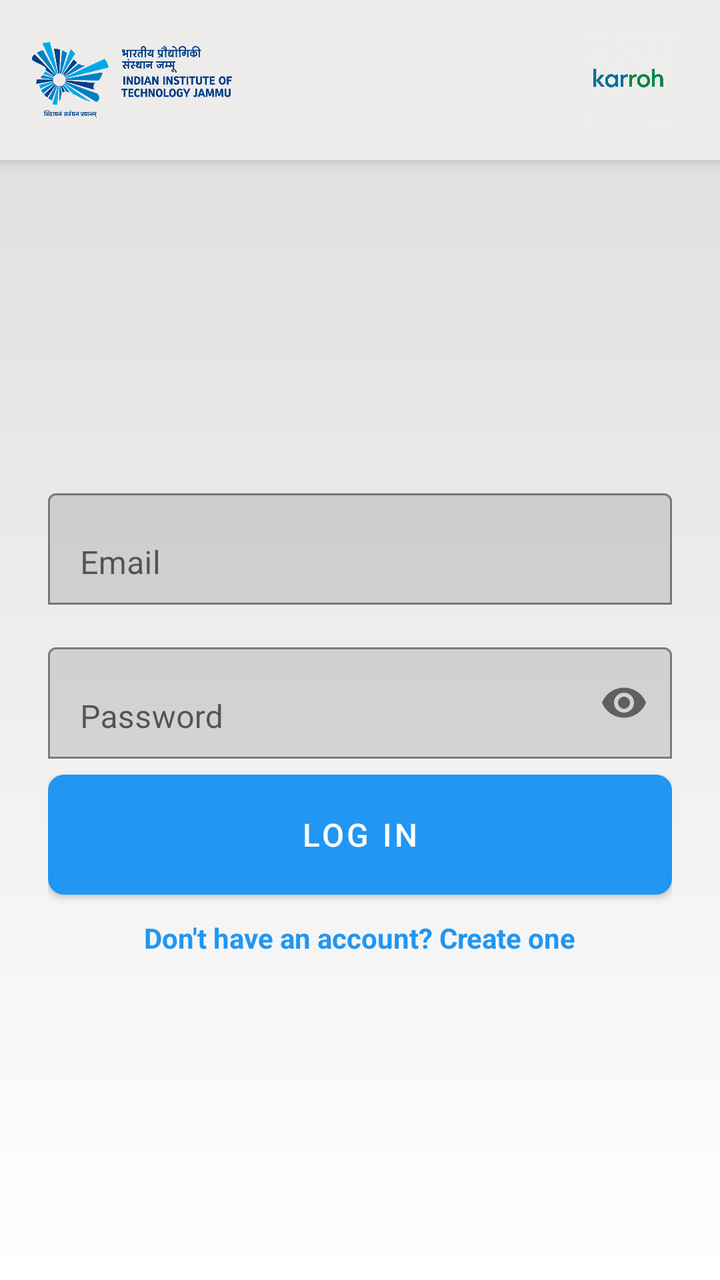
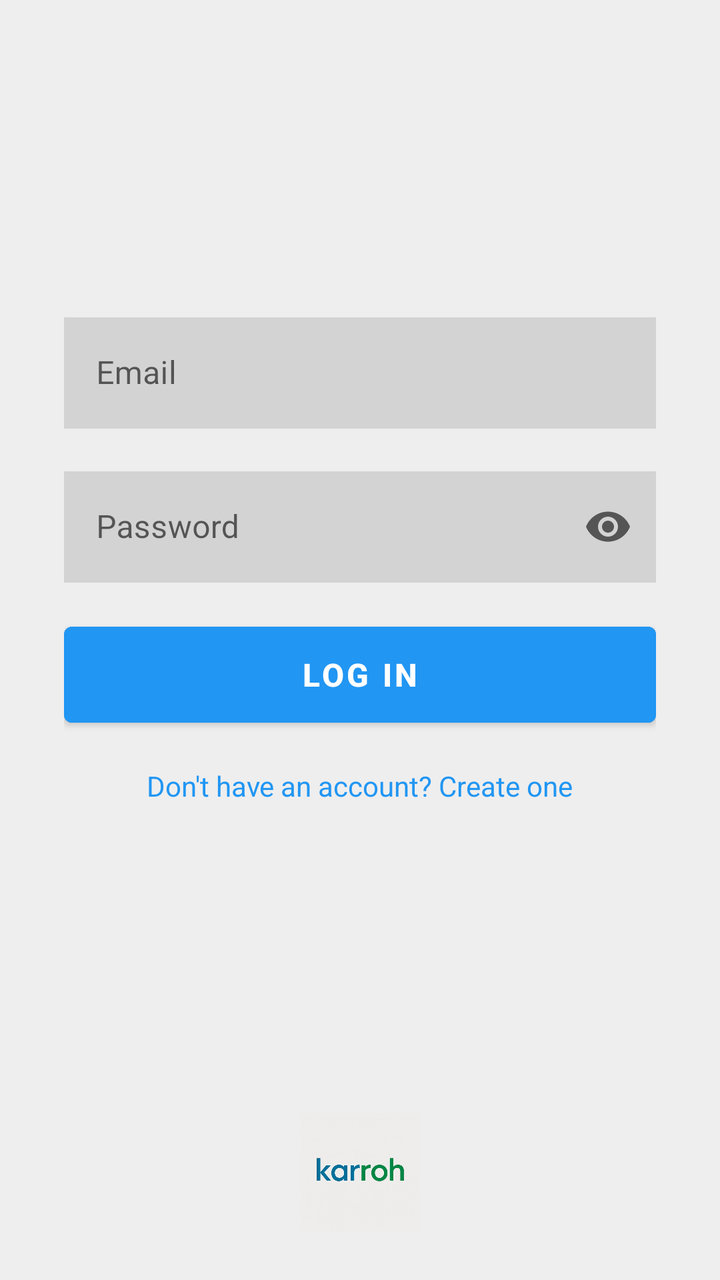

Compare the two renders of this Android layout. The source of the first and the diff that turns it into the second are given below.
<!-- AndroidManifest.xml: application theme Theme.BusTrackerApp -->
<!-- res/layout/activity_login.xml -->
<?xml version="1.0" encoding="utf-8"?>
<LinearLayout xmlns:android="http://schemas.android.com/apk/res/android"
    xmlns:app="http://schemas.android.com/apk/res-auto"
    android:layout_width="match_parent"
    android:layout_height="match_parent"
    android:orientation="vertical"
    android:background="@color/background">

    
    <RelativeLayout
        android:id="@+id/headerLayout"
        android:layout_width="match_parent"
        android:layout_height="80dp"
        android:background="@color/header_bg"
        android:padding="16dp"
        android:elevation="4dp">

        <ImageView
            android:id="@+id/ivIitLogo"
            android:layout_width="100dp"
            android:layout_height="match_parent"
            android:layout_alignParentStart="true"
            android:layout_centerVertical="true"
            android:contentDescription="IIT Jammu Logo"
            android:scaleType="fitCenter"
            android:src="@drawable/iit_jammu_logo" />

        <ImageView
            android:id="@+id/ivWhatsappLogo"
            android:layout_width="60dp"
            android:layout_height="60dp"
            android:layout_alignParentEnd="true"
            android:layout_centerVertical="true"
            android:contentDescription="WhatsApp Logo"
            android:scaleType="fitCenter"
            android:src="@drawable/whatsapp_logo" />

    </RelativeLayout>

    
    <LinearLayout
        android:layout_width="match_parent"
        android:layout_height="match_parent"
        android:orientation="vertical"
        android:gravity="center"
        android:padding="24dp"
        android:background="@drawable/gradient_white_grey">

        
        <com.google.android.material.textfield.TextInputLayout
            android:id="@+id/tilEmail"
            android:layout_width="match_parent"
            android:layout_height="wrap_content"
            android:layout_marginBottom="16dp"
            app:boxBackgroundMode="outline">

            <com.google.android.material.textfield.TextInputEditText
                android:id="@+id/etEmail"
                android:layout_width="match_parent"
                android:layout_height="wrap_content"
                android:hint="@string/email_hint"
                android:inputType="textEmailAddress"
                android:maxLines="1" />
        </com.google.android.material.textfield.TextInputLayout>

        
        <com.google.android.material.textfield.TextInputLayout
            android:id="@+id/tilPassword"
            android:layout_width="match_parent"
            android:layout_height="wrap_content"
            android:layout_marginBottom="8dp"
            app:boxBackgroundMode="outline"
            app:endIconMode="password_toggle">

            <com.google.android.material.textfield.TextInputEditText
                android:id="@+id/etPassword"
                android:layout_width="match_parent"
                android:layout_height="wrap_content"
                android:hint="@string/password_hint"
                android:inputType="textPassword"
                android:maxLines="1" />
        </com.google.android.material.textfield.TextInputLayout>

        
        <TextView
            android:id="@+id/tvError"
            android:layout_width="wrap_content"
            android:layout_height="wrap_content"
            android:textColor="@color/error"
            android:layout_marginBottom="16dp"
            android:visibility="gone" />

        
        <com.google.android.material.button.MaterialButton
            android:id="@+id/btnLogin"
            android:layout_width="match_parent"
            android:layout_height="60dp"
            android:text="@string/login_button"
            android:textSize="16sp"
            android:backgroundTint="@android:color/transparent"
            android:background="@drawable/button_gradient_blue"
            app:cornerRadius="8dp" />

        
        <ProgressBar
            android:id="@+id/progressBar"
            android:layout_width="wrap_content"
            android:layout_height="wrap_content"
            android:layout_marginTop="16dp"
            android:visibility="gone" />

        
        <TextView
            android:id="@+id/tvCreateAccount"
            android:layout_width="wrap_content"
            android:layout_height="wrap_content"
            android:text="@string/create_account_link"
            android:textColor="@color/primary"
            android:textStyle="bold"
            android:layout_marginTop="12dp" />

    </LinearLayout>

</LinearLayout>
<!-- resources referenced by this layout -->
<resources>
  <color name="background">#FFF5F5F5</color>
  <color name="error">#FFF44336</color>
  <color name="header_bg">#eeeceb</color>
  <color name="primary">#FF2196F3</color>
  <!-- drawable button_gradient_blue (drawable) -->
  <?xml version="1.0" encoding="utf-8"?>
  <shape xmlns:android="http://schemas.android.com/apk/res/android">
      <gradient
          android:angle="135"
          android:startColor="#003f87"
          android:endColor="#007fc6"
          android:type="linear" />
      <corners android:radius="8dp" />
  </shape>
  <!-- drawable gradient_white_grey (drawable) -->
  <?xml version="1.0" encoding="utf-8"?>
  <shape xmlns:android="http://schemas.android.com/apk/res/android">
      <gradient
          android:angle="90"
          android:startColor="#FFFFFF"
          android:endColor="#E0E0E0"
          android:type="linear" />
  </shape>
  <!-- drawable iit_jammu_logo: png bitmap (drawable, 64542 bytes) -->
  <!-- drawable whatsapp_logo: jpg bitmap (drawable, 12585 bytes) -->
  <string name="create_account_link">Don\'t have an account? Create one</string>
  <string name="email_hint">Email</string>
  <string name="login_button">LOG IN</string>
  <string name="password_hint">Password</string>
  <style name="Theme.BusTrackerApp" parent="Theme.MaterialComponents.Light.DarkActionBar">
          
          <item name="colorPrimary">@color/primary</item>
          <item name="colorPrimaryVariant">@color/primary_dark</item>
          <item name="colorOnPrimary">@color/white</item>
          
          <item name="colorSecondary">@color/accent</item>
          <item name="colorSecondaryVariant">@color/teal_700</item>
          <item name="colorOnSecondary">@color/black</item>
          
          <item name="android:statusBarColor">@color/primary_dark</item>
          
          
          <item name="android:forceDarkAllowed" tools:targetApi="q">false</item>
      </style>
  <color name="primary_dark">#FF1976D2</color>
  <color name="white">#FFFFFFFF</color>
  <color name="accent">#FF4CAF50</color>
  <color name="teal_700">#FF018786</color>
  <color name="black">#FF000000</color>
</resources>

<!-- the commit's change to res/layout/activity_login.xml (unified diff, before → after) -->
@@ -4,121 +4,95 @@
     android:layout_width="match_parent"
     android:layout_height="match_parent"
     android:orientation="vertical"
-    android:background="@color/background">
+    android:background="#EEEEEE"
+    android:gravity="center_horizontal">
 
-    
-    <RelativeLayout
-        android:id="@+id/headerLayout"
-        android:layout_width="match_parent"
-        android:layout_height="80dp"
-        android:background="@color/header_bg"
-        android:padding="16dp"
-        android:elevation="4dp">
-
-        <ImageView
-            android:id="@+id/ivIitLogo"
-            android:layout_width="100dp"
-            android:layout_height="match_parent"
-            android:layout_alignParentStart="true"
-            android:layout_centerVertical="true"
-            android:contentDescription="IIT Jammu Logo"
-            android:scaleType="fitCenter"
-            android:src="@drawable/iit_jammu_logo" />
-
-        <ImageView
-            android:id="@+id/ivWhatsappLogo"
-            android:layout_width="60dp"
-            android:layout_height="60dp"
-            android:layout_alignParentEnd="true"
-            android:layout_centerVertical="true"
-            android:contentDescription="WhatsApp Logo"
-            android:scaleType="fitCenter"
-            android:src="@drawable/whatsapp_logo" />
-
-    </RelativeLayout>
-
-    
     <LinearLayout
         android:layout_width="match_parent"
-        android:layout_height="match_parent"
+        android:layout_height="0dp"
+        android:layout_weight="1"
         android:orientation="vertical"
         android:gravity="center"
-        android:padding="24dp"
-        android:background="@drawable/gradient_white_grey">
+        android:paddingHorizontal="32dp">
 
-        
         <com.google.android.material.textfield.TextInputLayout
             android:id="@+id/tilEmail"
             android:layout_width="match_parent"
             android:layout_height="wrap_content"
             android:layout_marginBottom="16dp"
-            app:boxBackgroundMode="outline">
+            style="@style/Widget.MaterialComponents.TextInputLayout.OutlinedBox">
 
             <com.google.android.material.textfield.TextInputEditText
                 android:id="@+id/etEmail"
                 android:layout_width="match_parent"
                 android:layout_height="wrap_content"
-                android:hint="@string/email_hint"
-                android:inputType="textEmailAddress"
-                android:maxLines="1" />
+                android:hint="Email"
+                android:background="#D3D3D3"
+                android:inputType="textEmailAddress" />
         </com.google.android.material.textfield.TextInputLayout>
 
-        
         <com.google.android.material.textfield.TextInputLayout
             android:id="@+id/tilPassword"
             android:layout_width="match_parent"
             android:layout_height="wrap_content"
-            android:layout_marginBottom="8dp"
-            app:boxBackgroundMode="outline"
-            app:endIconMode="password_toggle">
+            android:layout_marginBottom="16dp"
+            app:endIconMode="password_toggle"
+            style="@style/Widget.MaterialComponents.TextInputLayout.OutlinedBox">
 
             <com.google.android.material.textfield.TextInputEditText
                 android:id="@+id/etPassword"
                 android:layout_width="match_parent"
                 android:layout_height="wrap_content"
-                android:hint="@string/password_hint"
-                android:inputType="textPassword"
-                android:maxLines="1" />
+                android:hint="Password"
+                android:background="#D3D3D3"
+                android:inputType="textPassword" />
         </com.google.android.material.textfield.TextInputLayout>
 
-        
         <TextView
             android:id="@+id/tvError"
-            android:layout_width="wrap_content"
+            android:layout_width="match_parent"
             android:layout_height="wrap_content"
-            android:textColor="@color/error"
-            android:layout_marginBottom="16dp"
-            android:visibility="gone" />
+            android:textColor="#D32F2F"
+            android:textSize="14sp"
+            android:visibility="gone"
+            android:gravity="center"
+            android:layout_marginBottom="16dp" />
 
-        
         <com.google.android.material.button.MaterialButton
             android:id="@+id/btnLogin"
             android:layout_width="match_parent"
             android:layout_height="60dp"
-            android:text="@string/login_button"
+            android:text="LOG IN"
             android:textSize="16sp"
-            android:backgroundTint="@android:color/transparent"
-            android:background="@drawable/button_gradient_blue"
-            app:cornerRadius="8dp" />
+            android:textStyle="bold"
+            android:backgroundTint="#2196F3"
+            app:cornerRadius="4dp"
+            android:layout_marginBottom="16dp" />
 
-        
         <ProgressBar
             android:id="@+id/progressBar"
             android:layout_width="wrap_content"
             android:layout_height="wrap_content"
-            android:layout_marginTop="16dp"
-            android:visibility="gone" />
+            android:visibility="gone"
+            android:layout_marginBottom="16dp" />
 
-        
         <TextView
             android:id="@+id/tvCreateAccount"
             android:layout_width="wrap_content"
             android:layout_height="wrap_content"
-            android:text="@string/create_account_link"
-            android:textColor="@color/primary"
-            android:textStyle="bold"
-            android:layout_marginTop="12dp" />
+            android:text="Don't have an account? Create one"
+            android:textColor="#2196F3"
+            android:textSize="14sp" />
 
     </LinearLayout>
 
+    <ImageView
+        android:id="@+id/ivBottomLogo"
+        android:layout_width="120dp"
+        android:layout_height="60dp"
+        android:src="@drawable/whatsapp_logo"
+        android:scaleType="fitCenter"
+        android:layout_marginBottom="24dp"
+        android:contentDescription="Karroh Logo" />
+
 </LinearLayout>
<!-- resource entries referenced after the edit -->
@@ -1,34 +1,7 @@
 <!-- resources referenced by this layout -->
 <resources>
-  <color name="background">#FFF5F5F5</color>
-  <color name="error">#FFF44336</color>
-  <color name="header_bg">#eeeceb</color>
   <color name="primary">#FF2196F3</color>
-  <!-- drawable button_gradient_blue (drawable) -->
-  <?xml version="1.0" encoding="utf-8"?>
-  <shape xmlns:android="http://schemas.android.com/apk/res/android">
-      <gradient
-          android:angle="135"
-          android:startColor="#003f87"
-          android:endColor="#007fc6"
-          android:type="linear" />
-      <corners android:radius="8dp" />
-  </shape>
-  <!-- drawable gradient_white_grey (drawable) -->
-  <?xml version="1.0" encoding="utf-8"?>
-  <shape xmlns:android="http://schemas.android.com/apk/res/android">
-      <gradient
-          android:angle="90"
-          android:startColor="#FFFFFF"
-          android:endColor="#E0E0E0"
-          android:type="linear" />
-  </shape>
-  <!-- drawable iit_jammu_logo: png bitmap (drawable, 64542 bytes) -->
   <!-- drawable whatsapp_logo: jpg bitmap (drawable, 12585 bytes) -->
-  <string name="create_account_link">Don\'t have an account? Create one</string>
-  <string name="email_hint">Email</string>
-  <string name="login_button">LOG IN</string>
-  <string name="password_hint">Password</string>
   <style name="Theme.BusTrackerApp" parent="Theme.MaterialComponents.Light.DarkActionBar">
           
           <item name="colorPrimary">@color/primary</item>
